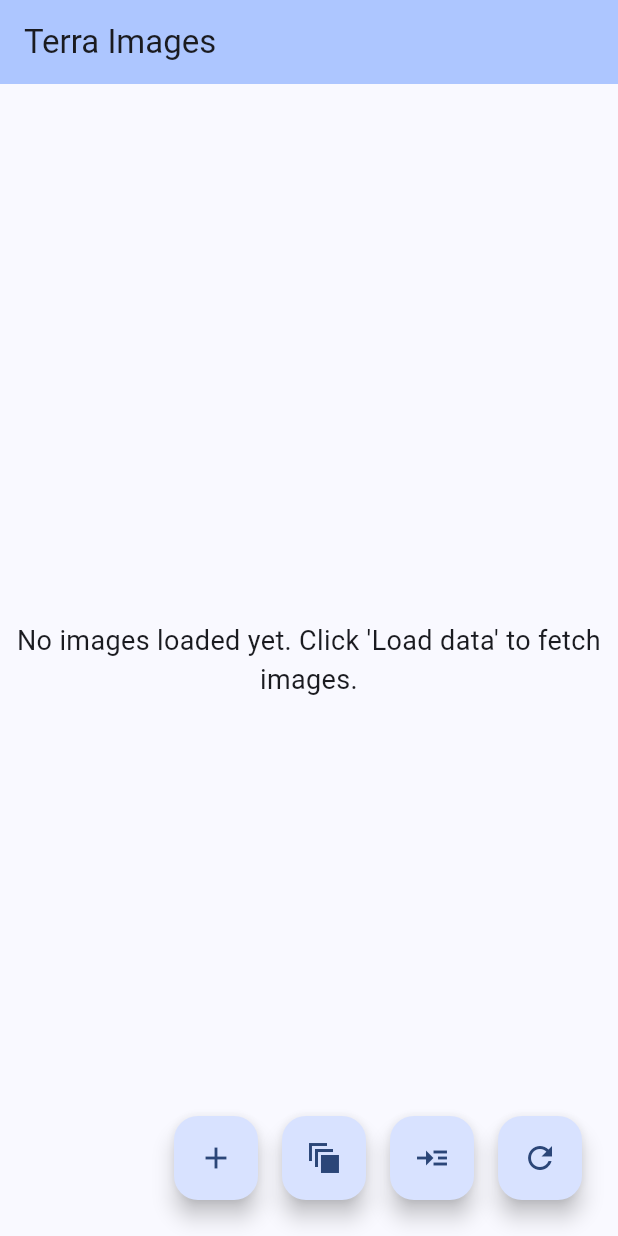
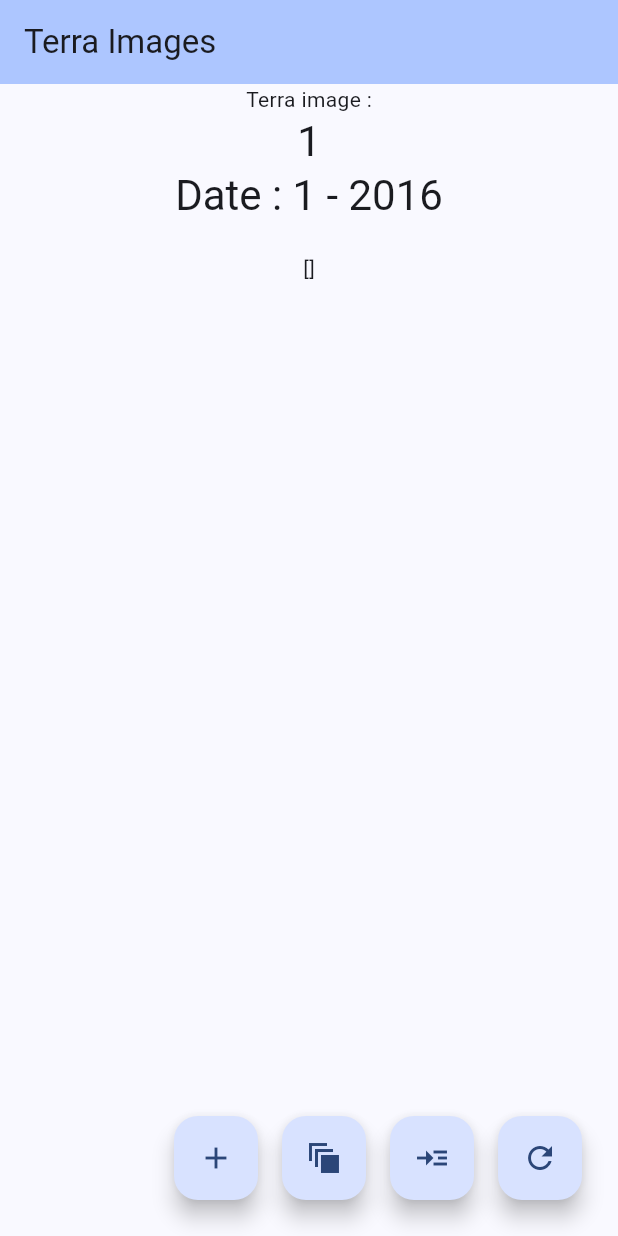
Before and after one commit to diygun/terra_image, a Flutter app: the screen it shows after launch, on a phone screen of 412 x 824 dp. Run offline on Flutter 3.47's test engine with Material 3 defaults, Android fonts, the phone set to English and light mode, and no system bars.

Commit message:
display with error

```diff
--- a/lib/main.dart
+++ b/lib/main.dart
@@ -90,7 +90,6 @@ class _MyHomePageState extends State<MyHomePage> {
           imageUrls.add(
               'https://epic.gsfc.nasa.gov/archive/enhanced/${year}/${intInTwoDigit(month)}/01/png/${imageTitle}.png');
           incrementDate();
-
         }
       }
     }).catchError((err) {
@@ -122,192 +121,99 @@ class _MyHomePageState extends State<MyHomePage> {
         backgroundColor: Theme.of(context).colorScheme.inversePrimary,
         title: Text(widget.title),
       ),
-      body:
-      // Column(
-      //   children: [
-      //     Center(
-      //       child: Column(
-      //         children: [
-      //           const Text(
-      //             'Terra image :',
-      //           ),
-      //           Text(
-      //             '$_counter',
-      //             style: Theme.of(context).textTheme.headlineMedium,
-      //           ),
-      //           Text(
-      //             'Date : $month - $year',
-      //             style: Theme.of(context).textTheme.headlineMedium,
-      //           ),
-      //           Text(_response),
-      //           Text('$imageUrls'),
-      //         ],
-      //       ),
-      //     ),
-
+      body: Column(
+        children: [
           Center(
-            child: imageUrls.isEmpty
-                ? Center(
-                    child: Text(
-                      "No images loaded yet. Click 'Load data' to fetch images.",
-                      textAlign: TextAlign.center,
-                      style: TextStyle(fontSize: 18),
+            child: Column(
+              children: [
+                const Text(
+                  'Terra image :',
                 ),
-                  )
-                : ListView.builder(
-                    itemCount: imageUrls.length,
-                    itemBuilder: (context, index) {
-                      return Padding(
-                        padding: const EdgeInsets.all(8.0),
-                        child: Column(
-                          crossAxisAlignment: CrossAxisAlignment.start,
+                Text(
+                  '$_counter',
+                  style: Theme.of(context).textTheme.headlineMedium,
+                ),
+                Text(
+                  'Date : $month - $year',
+                  style: Theme.of(context).textTheme.headlineMedium,
+                ),
+                Text(_response),
+                Text('$imageUrls'),
+              ],
+            ),
+          ),
+          Row(
             children: [
-                            Text(
-                              imageTitles.isNotEmpty
-                                  ? imageTitles[index]
-                                  : "Image $index",
-                              style: TextStyle(
-                                  fontSize: 16, fontWeight: FontWeight.bold),
-                            ),
-                            SizedBox(height: 5),
-                            ClipRRect(
-                              borderRadius: BorderRadius.circular(8.0),
-                              child: Image.network(
-                                imageUrls[index],
-                                fit: BoxFit.cover,
+              Expanded(
+                flex: 1,
+                child: Padding(
+                  padding: const EdgeInsets.all(5.0),
+                  child: imageUrls.isNotEmpty && imageUrls[0] != null
+                      ? Image.network(
+                    imageUrls[0],
+                    fit: BoxFit.fill,
                     loadingBuilder: (context, child, loadingProgress) {
                       if (loadingProgress == null) return child;
                       return Center(
-                                    child: CircularProgressIndicator(
-                                      value: loadingProgress.expectedTotalBytes !=
-                                              null
-                                          ? loadingProgress.cumulativeBytesLoaded /
-                                              (loadingProgress.expectedTotalBytes ??
-                                                  1)
-                                          : null,
-                                    ),
+                        child: CircularProgressIndicator(),
                       );
                     },
                     errorBuilder: (context, error, stackTrace) {
                       return Center(
-                                    child:
-                                        Icon(Icons.broken_image, color: Colors.red),
+                        child: Icon(Icons.error, color: Colors.red),
                       );
                     },
+                  ): Center(),
                 ),
               ),
-                            SizedBox(height: 10),
+              Expanded(
+                flex: 1,
+                child: Padding(
+                  padding: const EdgeInsets.all(5.0),
+                  child: imageUrls.isNotEmpty && imageUrls[1] != null
+                      ? Image.network(
+                    imageUrls[1],
+                    fit: BoxFit.fill,
+                    loadingBuilder: (context, child, loadingProgress) {
+                      if (loadingProgress == null) return child;
+                      return Center(
+                        child: CircularProgressIndicator(),
+                      );
+                    },
+                    errorBuilder: (context, error, stackTrace) {
+                      return Center(
+                        child: Icon(Icons.error, color: Colors.red),
+                      );
+                    },
+                  ): Center(),
+                ),
+              ),
+              Expanded(
+                flex: 1,
+                child: Padding(
+                  padding: const EdgeInsets.all(5.0),
+                  child: imageUrls.isNotEmpty && imageUrls[2] != null
+                      ? Image.network(
+                    imageUrls[2],
+                    fit: BoxFit.fill,
+                    loadingBuilder: (context, child, loadingProgress) {
+                      if (loadingProgress == null) return child;
+                      return Center(
+                        child: CircularProgressIndicator(),
+                      );
+                    },
+                    errorBuilder: (context, error, stackTrace) {
+                      return Center(
+                        child: Icon(Icons.error, color: Colors.red),
+                      );
+                    },
+                  ): Center(),
+                ),
+              ),
             ],
           ),
-                      );
-                    },
+        ],
       ),
-          ),
-      //   ],
-      // ),
-
-      // Center(
-      //   child: Column(
-      //     children: <Widget>[
-      //       const Text(
-      //         'Terra image :',
-      //       ),
-      //       Text(
-      //         '$_counter',
-      //         style: Theme.of(context).textTheme.headlineMedium,
-      //       ),
-      //       Text(
-      //         'Date : $month - $year',
-      //         style: Theme.of(context).textTheme.headlineMedium,
-      //       ),
-      //       Text(_response),
-      //       Text('$imageUrls'),
-      //
-      //
-      // Row(
-      //   children: [
-      //     Expanded(
-      //       flex: 1,
-      //       child: Padding(
-      //         padding: const EdgeInsets.all(5.0),
-      //         child: imageUrls.isNotEmpty && imageUrls[0] != null
-      //             ? Image.network(
-      //           imageUrls[0],
-      //           fit: BoxFit.fill,
-      //           loadingBuilder: (context, child, loadingProgress) {
-      //             if (loadingProgress == null) return child;
-      //             return Center(
-      //               child: CircularProgressIndicator(),
-      //             );
-      //           },
-      //           errorBuilder: (context, error, stackTrace) {
-      //             return Center(
-      //               child: Icon(Icons.error, color: Colors.red),
-      //             );
-      //           },
-      //         )
-      //             : Center(
-      //           child: Text("No image available"),
-      //         ),
-      //       ),
-      //     ),
-      //     Expanded(
-      //       flex: 1,
-      //       child: Padding(
-      //         padding: const EdgeInsets.all(5.0),
-      //         child: imageUrls.isNotEmpty && imageUrls[0] != null
-      //             ? Image.network(
-      //           imageUrls[1],
-      //           fit: BoxFit.fill,
-      //           loadingBuilder: (context, child, loadingProgress) {
-      //             if (loadingProgress == null) return child;
-      //             return Center(
-      //               child: CircularProgressIndicator(),
-      //             );
-      //           },
-      //           errorBuilder: (context, error, stackTrace) {
-      //             return Center(
-      //               child: Icon(Icons.error, color: Colors.red),
-      //             );
-      //           },
-      //         )
-      //             : Center(
-      //           child: Text("No image available"),
-      //         ),
-      //       ),
-      //     ),
-      //     Expanded(
-      //       flex: 1,
-      //       child: Padding(
-      //         padding: const EdgeInsets.all(5.0),
-      //         child: imageUrls.isNotEmpty && imageUrls[0] != null
-      //             ? Image.network(
-      //           imageUrls[0],
-      //           fit: BoxFit.fill,
-      //           loadingBuilder: (context, child, loadingProgress) {
-      //             if (loadingProgress == null) return child;
-      //             return Center(
-      //               child: CircularProgressIndicator(),
-      //             );
-      //           },
-      //           errorBuilder: (context, error, stackTrace) {
-      //             return Center(
-      //               child: Icon(Icons.error, color: Colors.red),
-      //             );
-      //           },
-      //         )
-      //             : Center(
-      //           child: Text("No image available"),
-      //         ),
-      //       ),
-      //     ),
-      //   ],
-      // ),
-      //
-      //
-      //   ],
-      // ),
-      // ),
 
       floatingActionButton: Row(
         crossAxisAlignment: CrossAxisAlignment.start,
```
Lines whose indentation alone changed are shown as unchanged.
